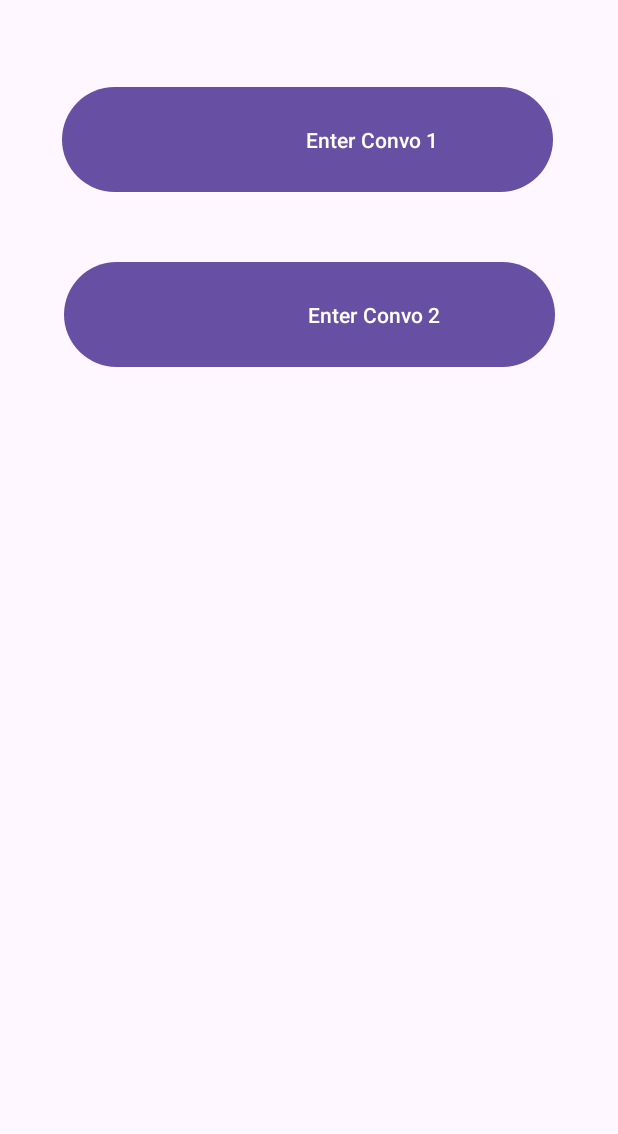
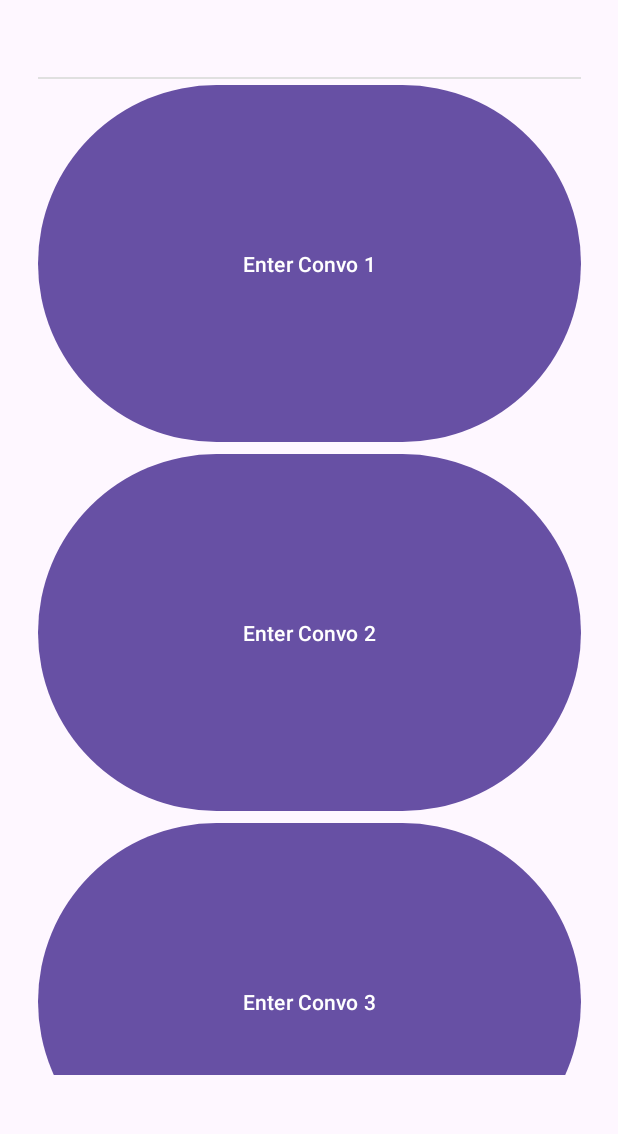
Before and after one commit to Nirmal-code/1KEY, an Android app: the screen it shows after launch (BrowseActiveChats), on a phone screen of 412 x 824 dp, the part 90-1224 px from its top. Run offline under Robolectric (Android 15) with nearby library versions, the phone set to English and light mode, and no system bars; libraries missing offline, so code that uses them is left out: com.readystatesoftware.sqliteasset; 4 statements that could not run were skipped.

Commit message:
scroll wheel for open convos

```diff
--- a/app/src/main/java/com/example/d4_3a04/BrowseActiveChats.java
+++ b/app/src/main/java/com/example/d4_3a04/BrowseActiveChats.java
@@ -24,7 +24,7 @@ public class BrowseActiveChats extends AppCompatActivity {
     protected void onCreate(Bundle savedInstanceState) {
         super.onCreate(savedInstanceState);
 
-        //Cryptosystem.startDB(BrowseActiveChats.this);
+        Cryptosystem.startDB(BrowseActiveChats.this);
 
         binding = BrowseActiveChatBinding.inflate(getLayoutInflater());
         setContentView(binding.getRoot());
--- a/app/src/main/res/layout/browse_active_chat.xml
+++ b/app/src/main/res/layout/browse_active_chat.xml
@@ -24,35 +24,50 @@
         </androidx.appcompat.widget.Toolbar>
     </com.google.android.material.appbar.AppBarLayout>
 
+    <ScrollView
+        android:layout_width="362dp"
+        android:layout_height="665dp"
+        app:layout_constraintBottom_toBottomOf="parent"
+        app:layout_constraintEnd_toEndOf="parent"
+        app:layout_constraintStart_toStartOf="parent"
+        app:layout_constraintTop_toBottomOf="@+id/layout_group_chat">
+
+        <LinearLayout
+            android:layout_width="match_parent"
+            android:layout_height="wrap_content"
+            android:orientation="vertical">
+
             <View
                 android:id="@+id/convo_view"
                 android:layout_width="match_parent"
                 android:layout_height="1dp"
-        android:background="#e0e0e0"
-        app:layout_constraintBottom_toTopOf="parent"
-        app:layout_constraintTop_toBottomOf="parent" />
+                android:background="#e0e0e0" />
 
             <Button
                 android:id="@+id/enter_convo"
-            android:layout_width="327dp"
-            android:layout_height="78dp"
-            android:text="                         Enter Convo 1"
-            app:layout_constraintBottom_toBottomOf="parent"
-            app:layout_constraintEnd_toEndOf="parent"
-            app:layout_constraintHorizontal_bias="0.489"
-            app:layout_constraintStart_toStartOf="parent"
-            app:layout_constraintTop_toTopOf="parent"
-            app:layout_constraintVertical_bias="0.153" />
+                android:layout_width="match_parent"
+                android:layout_height="246dp"
+                android:text="Enter Convo 1" />
 
             <Button
                 android:id="@+id/enter_convo2"
-        android:layout_width="327dp"
-        android:layout_height="78dp"
-        android:text="                         Enter Convo 2"
-        app:layout_constraintBottom_toBottomOf="parent"
-        app:layout_constraintEnd_toEndOf="parent"
-        app:layout_constraintStart_toStartOf="parent"
-        app:layout_constraintTop_toTopOf="parent"
-        app:layout_constraintVertical_bias="0.309" />
+                android:layout_width="match_parent"
+                android:layout_height="246dp"
+                android:text="Enter Convo 2" />
+
+            <Button
+                android:id="@+id/enter_convo3"
+                android:layout_width="match_parent"
+                android:layout_height="246dp"
+                android:text="Enter Convo 3" />
+
+            <Button
+                android:id="@+id/enter_convo4"
+                android:layout_width="match_parent"
+                android:layout_height="246dp"
+                android:text="Enter Convo 4" />
+
+        </LinearLayout>
+    </ScrollView>
 
 </androidx.constraintlayout.widget.ConstraintLayout>
```
Lines whose indentation alone changed are shown as unchanged.
